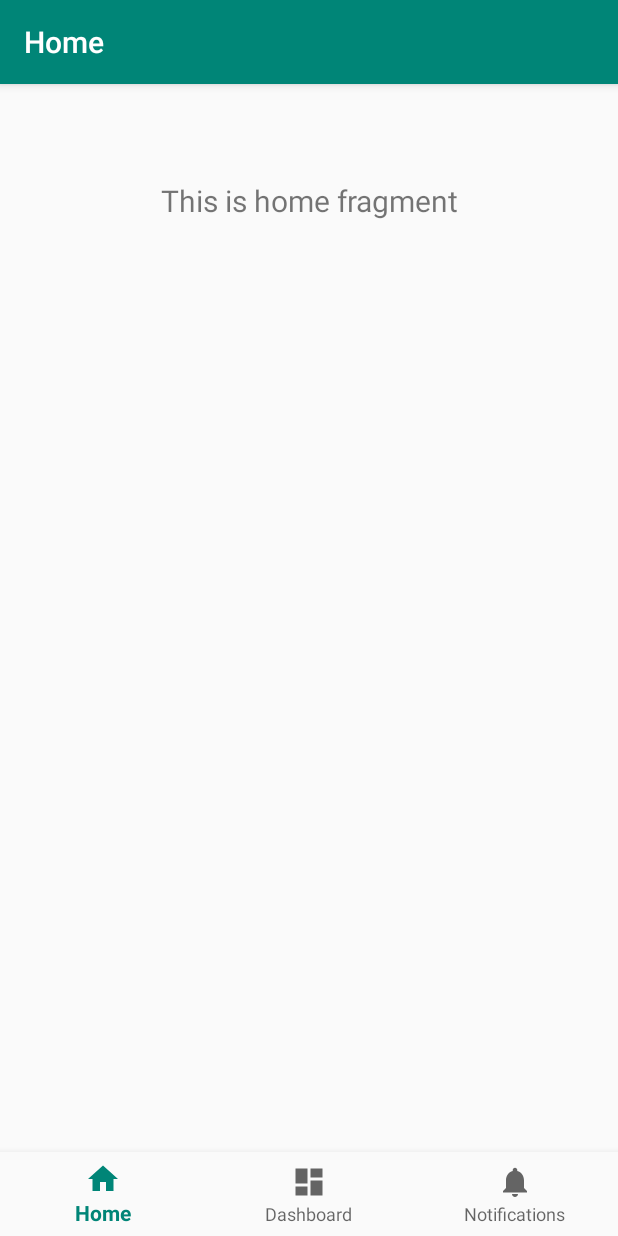
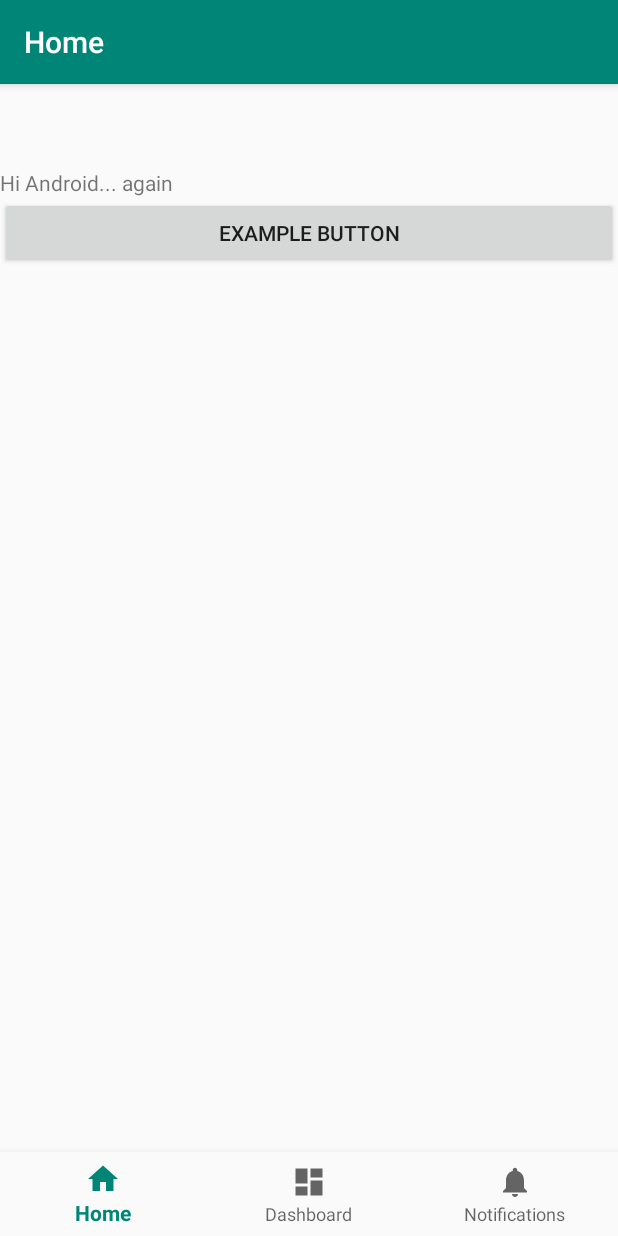
Before and after one commit to AbuBakarrr/My_first_Application, an Android app: the screen it shows after launch (MainActivity), on a phone screen of 412 x 824 dp. Run offline under Robolectric (Android 15) with nearby library versions, the phone set to English and light mode, and no system bars; our stand-ins replace navigation-ui.

Commit message:
updated commit message

```diff
--- a/app/src/main/java/com/softviews2/blogspot/myapplication/ui/home/HomeFragment.java
+++ b/app/src/main/java/com/softviews2/blogspot/myapplication/ui/home/HomeFragment.java
@@ -23,13 +23,13 @@ public class HomeFragment extends Fragment {
         homeViewModel =
                 ViewModelProviders.of(this).get(HomeViewModel.class);
         View root = inflater.inflate(R.layout.fragment_home, container, false);
-        final TextView textView = root.findViewById(R.id.text_home);
-        homeViewModel.getText().observe(this, new Observer<String>() {
-            @Override
-            public void onChanged(@Nullable String s) {
-                textView.setText(s);
-            }
-        });
+//        final TextView textView = root.findViewById(R.id.text_home);
+//        homeViewModel.getText().observe(this, new Observer<String>() {
+//            @Override
+//            public void onChanged(@Nullable String s) {
+//                textView.setText(s);
+//            }
+//        });
         return root;
     }
 }
--- a/app/src/main/res/layout/activity_main.xml
+++ b/app/src/main/res/layout/activity_main.xml
@@ -1,6 +1,7 @@
 <?xml version="1.0" encoding="utf-8"?>
 <androidx.constraintlayout.widget.ConstraintLayout xmlns:android="http://schemas.android.com/apk/res/android"
     xmlns:app="http://schemas.android.com/apk/res-auto"
+    xmlns:tools="http://schemas.android.com/tools"
     android:id="@+id/container"
     android:layout_width="match_parent"
     android:layout_height="match_parent"
@@ -28,6 +29,6 @@
         app:layout_constraintLeft_toLeftOf="parent"
         app:layout_constraintRight_toRightOf="parent"
         app:layout_constraintTop_toTopOf="parent"
-        app:navGraph="@navigation/mobile_navigation" />
+        app:navGraph="@navigation/mobile_navigation"/>
 
 </androidx.constraintlayout.widget.ConstraintLayout>
--- a/app/src/main/res/layout/fragment_home.xml
+++ b/app/src/main/res/layout/fragment_home.xml
@@ -4,16 +4,22 @@
     android:layout_width="match_parent"
     android:layout_height="match_parent">
 
-    <TextView
-        android:id="@+id/text_home"
+    <LinearLayout
         android:layout_width="match_parent"
-        android:layout_height="wrap_content"
-        android:layout_marginStart="8dp"
-        android:layout_marginTop="8dp"
-        android:layout_marginEnd="8dp"
-        android:textAlignment="center"
-        android:textSize="20sp"
-        app:layout_constraintEnd_toEndOf="parent"
-        app:layout_constraintStart_toStartOf="parent"
-        app:layout_constraintTop_toTopOf="parent" />
+        android:layout_height="match_parent"
+        android:orientation="vertical">
+
+        <TextView
+            android:layout_width="match_parent"
+            android:layout_height="wrap_content"
+            android:text="Hi Android... again"
+            ></TextView>
+        <Button
+            android:layout_width="match_parent"
+            android:layout_height="wrap_content"
+            android:text="example button"
+            ></Button>
+
+    </LinearLayout>
+
 </androidx.constraintlayout.widget.ConstraintLayout>
```
